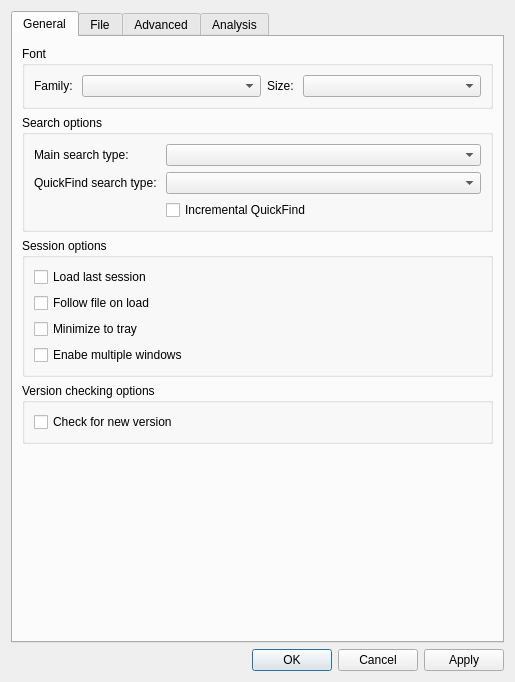
First picture: the form in src/ui/include/optionsdialog.ui, repository dkinsbur/klogg, before the edit.
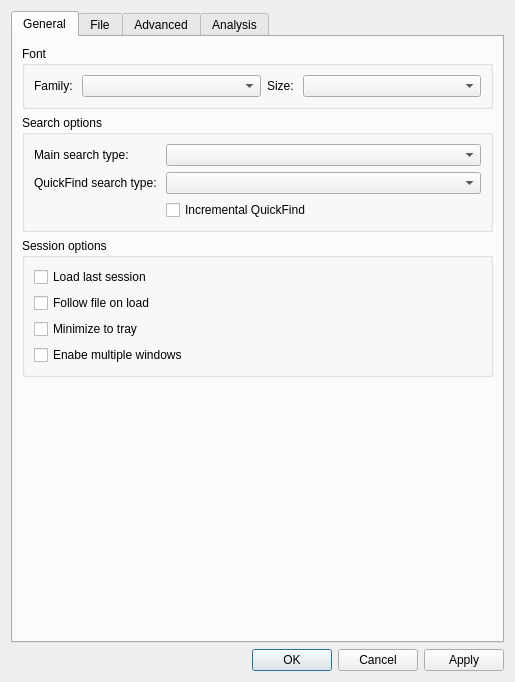
Second picture: the form after the edit. The open tabs and pages were chosen to show the change.

Commit message: block access to python while a diffrent python operation is ongoing. and remove the version checking feature

Patch:
```diff
--- a/src/ui/include/optionsdialog.ui
+++ b/src/ui/include/optionsdialog.ui
@@ -189,22 +189,6 @@
          </layout>
         </widget>
        </item>
-       <item>
-        <widget class="QGroupBox" name="versionCheckingBox">
-         <property name="title">
-          <string>Version checking options</string>
-         </property>
-         <layout class="QVBoxLayout" name="verticalLayout_7">
-          <item>
-           <widget class="QCheckBox" name="checkForNewVersionCheckBox">
-            <property name="text">
-             <string>Check for new version</string>
-            </property>
-           </widget>
-          </item>
-         </layout>
-        </widget>
-       </item>
        <item>
         <spacer name="verticalSpacer">
          <property name="orientation">
```
The commit also changes 7 other files.
